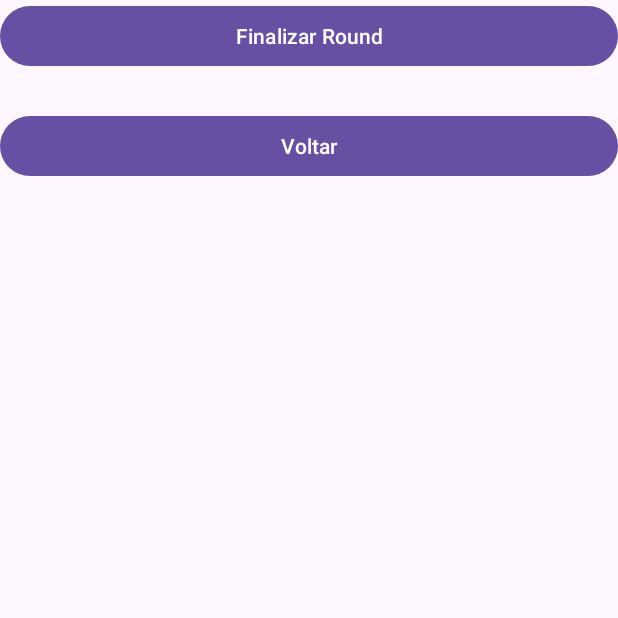
After one commit to DanielBenderSantos/RPG, an Android app: the StatusActivity screen opened directly, with no data from a screen before it, on a phone screen of 412 x 824 dp, the top half of it. The commit adds this screen. Run offline under Robolectric (Android 15) with nearby library versions, the phone set to English and light mode, and no system bars.

Commit message:
Adicionado contador de rouds e coluna disponivelEm nas habilidades .

```diff
--- a/app/src/main/AndroidManifest.xml
+++ b/app/src/main/AndroidManifest.xml
@@ -34,6 +34,9 @@
             android:name=".view.EditPassivaActivity"
             android:exported="false"/>
         <activity
+            android:name=".view.StatusActivity"
+            android:exported="false"/>
+        <activity
             android:name=".view.SplashActivity"
             android:exported="true">
             <intent-filter>
--- a/app/src/main/java/devandroid/bender/rpg/controller/HabilidadeController.java
+++ b/app/src/main/java/devandroid/bender/rpg/controller/HabilidadeController.java
@@ -14,6 +14,7 @@ public class HabilidadeController extends RpgDB {
         ContentValues dados = new ContentValues();
         dados.put("nome", habilidade.getNome());
         dados.put("tempoDeRecarga", habilidade.getTempoDeRegarga());
+        dados.put("disponivelEm", 0);
         dados.put("descricao", habilidade.getDescricao());
         salvarObejeto("Habilidades",dados);
     }
@@ -25,6 +26,7 @@ public class HabilidadeController extends RpgDB {
         dados.put("id",Habilidade.getId());
         dados.put("nome", Habilidade.getNome());
         dados.put("tempoDeRecarga", Habilidade.getTempoDeRegarga());
+        dados.put("disponivelEm", Habilidade.getDisponivelEm());
         dados.put("descricao", Habilidade.getDescricao());
         alterarObejeto("Habilidades",dados);
     }
--- a/app/src/main/java/devandroid/bender/rpg/database/RpgDB.java
+++ b/app/src/main/java/devandroid/bender/rpg/database/RpgDB.java
@@ -33,6 +33,7 @@ public class RpgDB extends SQLiteOpenHelper {
         String sqlTabelaHabilidades = "CREATE TABLE Habilidades (id INTEGER PRIMARY KEY AUTOINCREMENT, "+
                 "nome TEXT, " +
                 "tempoDeRecarga REAL, "+
+                "disponivelEm REAL, "+
                 "descricao TEXT)";
         db.execSQL(sqlTabelaHabilidades);
 
@@ -87,7 +88,8 @@ public class RpgDB extends SQLiteOpenHelper {
                 registro.setId(cursor.getInt(0));
                 registro.setNome(cursor.getString(1));
                 registro.setTempoDeRegarga(cursor.getDouble(2));
-                registro.setDescricao(cursor.getString(3));
+                registro.setDisponivelEm(cursor.getDouble(3));
+                registro.setDescricao(cursor.getString(4));
                 lista.add(registro);
             }while(cursor.moveToNext());
         }
--- a/app/src/main/java/devandroid/bender/rpg/view/HabilidadesActivity.java
+++ b/app/src/main/java/devandroid/bender/rpg/view/HabilidadesActivity.java
@@ -33,9 +33,10 @@ public class HabilidadesActivity extends AppCompatActivity {
         while (cont < dados.size() ){
             //adiciona um TextView com os dados do Banco de dados.
             TextView tv_dinamico = new TextView(HabilidadesActivity.this);
-            tv_dinamico.setText(String.format("%s ( %s ) \n %s \n\n",
+            tv_dinamico.setText(String.format("%s ( %s / %s ) \n %s \n\n",
                 dados.get(cont).getNome(),
                 dados.get(cont).getTempoDeRegarga(),
+                dados.get(cont).getDisponivelEm(),
                 dados.get(cont).getDescricao())
             );
             tv_dinamico.setTextSize(25);
--- a/app/src/main/java/devandroid/bender/rpg/view/SplashActivity.java
+++ b/app/src/main/java/devandroid/bender/rpg/view/SplashActivity.java
@@ -7,7 +7,7 @@ import devandroid.bender.rpg.R;
 import androidx.appcompat.app.AppCompatActivity;
 import devandroid.bender.rpg.database.RpgDB;
 public class SplashActivity extends AppCompatActivity {
-    public static final int TIME_OUT_SPLASH = 1; // 3000
+    public static final int TIME_OUT_SPLASH = 1000; // 3000
     @Override
     protected void onCreate(Bundle savedInstanceState) {
         super.onCreate(savedInstanceState);
--- /dev/null
+++ b/app/src/main/java/devandroid/bender/rpg/view/StatusActivity.java
@@ -0,0 +1,92 @@
+package devandroid.bender.rpg.view;
+
+import android.content.Intent;
+import android.os.Bundle;
+import android.os.Handler;
+import android.view.View;
+import android.widget.Button;
+import android.widget.LinearLayout;
+import android.widget.TextView;
+import androidx.appcompat.app.AppCompatActivity;
+import java.util.List;
+import devandroid.bender.rpg.R;
+//import devandroid.bender.rpg.controller.ItemController;
+//import devandroid.bender.rpg.model.Item;
+import devandroid.bender.rpg.controller.HabilidadeController;
+import devandroid.bender.rpg.model.Habilidade;
+import devandroid.bender.rpg.model.Item;
+//import devandroid.bender.rpg.controller.PassivaController;
+//import devandroid.bender.rpg.model.Passiva;
+
+public class StatusActivity extends AppCompatActivity {
+    //ItemController controllerItem;
+    HabilidadeController controllerHabilidade;
+
+    Habilidade habilidade;
+    //PassivaController controllerPassiva;
+
+    Button btnVoltar;
+    Button btnRound;
+    Integer cont = 0;
+    //List<Item> dadosItem;
+    List<Habilidade> dadosHabilidade;
+    //List<Passiva> dadosPassiva;
+    @Override
+    protected void onCreate(Bundle savedInstanceState) {
+        super.onCreate(savedInstanceState);
+        setContentView(R.layout.activity_status);
+        btnVoltar = findViewById(R.id.btnVoltar);
+        btnRound = findViewById(R.id.btnRound);
+
+        //controllerItem = new ItemController(StatusActivity.this);
+        //dadosItem = controllerItem.getListaDeDados();
+        controllerHabilidade = new HabilidadeController(StatusActivity.this);
+        dadosHabilidade = controllerHabilidade.getListaDeDados();
+        //controllerPassiva = new PassivaController(StatusActivity.this);
+        //dadosPassiva = controllerPassiva.getListaDeDados();
+
+        btnRound.setOnClickListener(new View.OnClickListener() {
+            @Override
+            public void onClick(View v) {
+                FimRoud();
+            }
+        });
+        btnVoltar.setOnClickListener(new View.OnClickListener() {
+            @Override
+            public void onClick(View v) {
+                TelaPrincipal();
+            }
+        });
+    }
+    private void TelaPrincipal() {
+        new Handler().postDelayed(new Runnable() {
+            @Override
+            public void run() {
+                Intent telaPrincipal = new Intent(StatusActivity.this,MainActivity.class);
+                startActivity(telaPrincipal);
+                finish();
+            }
+        },1);
+    }
+
+      private void FimRoud() {
+        new Handler().postDelayed(new Runnable() {
+            @Override
+            public void run() {
+                cont = 0;
+                while (cont < dadosHabilidade.size() ){
+                    //adiciona um TextView com os dados do Banco de dados.
+                    if (dadosHabilidade.get(cont).getDisponivelEm() != 0){
+                        habilidade = new Habilidade();
+                        habilidade.setDisponivelEm(dadosHabilidade.get(cont).getDisponivelEm()-1);
+                        Habilidade objAlteracao = dadosHabilidade.get(cont);
+                        objAlteracao.setDisponivelEm(habilidade.getDisponivelEm());
+                        controllerHabilidade.alterar(objAlteracao);
+                    }
+                    cont ++;
+                }
+            }
+        },1);
+    }
+
+}
--- a/app/src/main/res/layout/activity_main.xml
+++ b/app/src/main/res/layout/activity_main.xml
@@ -54,4 +54,5 @@
         app:layout_constraintEnd_toEndOf="parent"
         app:layout_constraintHorizontal_bias="0.0"
         app:layout_constraintStart_toStartOf="parent" />
+
 </androidx.constraintlayout.widget.ConstraintLayout>
--- /dev/null
+++ b/app/src/main/res/layout/activity_status.xml
@@ -0,0 +1,47 @@
+<?xml version="1.0" encoding="utf-8"?>
+
+<androidx.appcompat.widget.LinearLayoutCompat  xmlns:android="http://schemas.android.com/apk/res/android"
+    xmlns:app="http://schemas.android.com/apk/res-auto"
+    xmlns:tools="http://schemas.android.com/tools"
+    android:layout_width="match_parent"
+    android:layout_height="wrap_content"
+    tools:context=".view.ItensActivity"
+    android:orientation="vertical">
+    <ScrollView
+        android:layout_width="match_parent"
+        android:layout_height="wrap_content">
+        <LinearLayout
+            android:layout_width="match_parent"
+            android:layout_height="match_parent"
+            android:orientation="vertical">
+            <LinearLayout
+                android:id="@+id/listar_itens"
+                android:layout_width="match_parent"
+                android:layout_height="wrap_content"
+                android:layout_gravity="center"
+                android:orientation="vertical">
+            </LinearLayout>
+            <Button
+                android:id="@+id/btnRound"
+                android:layout_width="match_parent"
+                android:layout_height="wrap_content"
+                android:layout_marginBottom="25dp"
+                android:text="Finalizar Round"
+                app:layout_constraintBottom_toTopOf="@+id/btnVoltar"
+                app:layout_constraintEnd_toEndOf="parent"
+                app:layout_constraintHorizontal_bias="0.0"
+                app:layout_constraintStart_toStartOf="parent"
+                app:layout_constraintVertical_bias="0.979" />
+            <Button
+                android:id="@+id/btnVoltar"
+                android:layout_width="match_parent"
+                android:layout_height="match_parent"
+                android:layout_marginBottom="25dp"
+                android:text="Voltar"
+                app:layout_constraintBottom_toBottomOf="parent"
+                app:layout_constraintEnd_toEndOf="parent"
+                app:layout_constraintHorizontal_bias="0.0"
+                app:layout_constraintStart_toStartOf="parent" />
+        </LinearLayout>
+    </ScrollView>
+</androidx.appcompat.widget.LinearLayoutCompat>
```
Also changed, not shown: app/src/main/java/devandroid/bender/rpg/model/Habilidade.java (+10 -0 lines), app/src/main/java/devandroid/bender/rpg/view/EditHabilidadeActivity.java (+18 -2 lines), app/src/main/java/devandroid/bender/rpg/view/MainActivity.java (+18 -0 lines), app/src/main/res/layout/activity_edit_habilidade.xml (+11 -0 lines).
